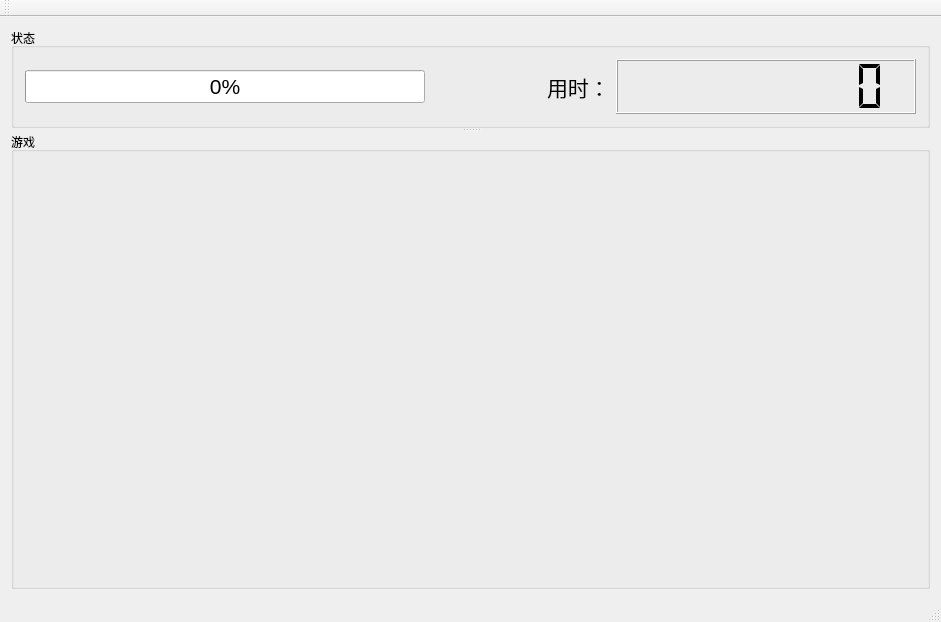
Before: the Qt Designer form mainwindow.ui in poorpool/linkmeup, drawn with Qt 5.
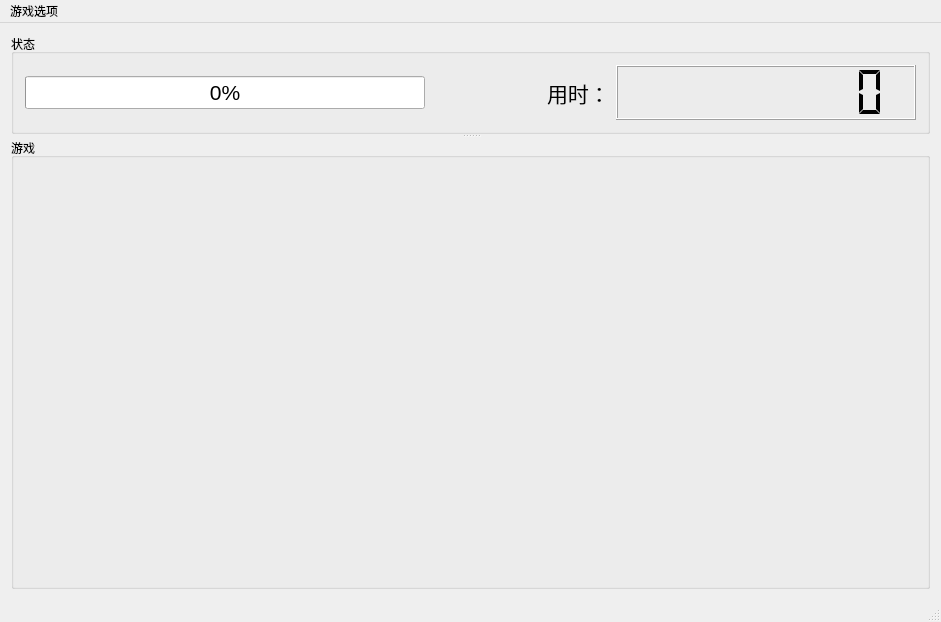
After: the same form once the commit is applied.

What changed in the file:
```diff
--- a/mainwindow.ui
+++ b/mainwindow.ui
@@ -190,14 +190,16 @@
      <height>25</height>
     </rect>
    </property>
-  </widget>
-  <widget class="QToolBar" name="mainToolBar">
-   <attribute name="toolBarArea">
-    <enum>TopToolBarArea</enum>
-   </attribute>
-   <attribute name="toolBarBreak">
-    <bool>false</bool>
-   </attribute>
+   <widget class="QMenu" name="menulinkm_eup">
+    <property name="title">
+     <string>游戏选项</string>
+    </property>
+    <addaction name="actNewGame"/>
+    <addaction name="actExit"/>
+    <addaction name="separator"/>
+    <addaction name="actAbout"/>
+   </widget>
+   <addaction name="menulinkm_eup"/>
   </widget>
   <widget class="QStatusBar" name="statusBar"/>
  </widget>
```
Left out of the diff: 43 changed lines with no effect on the pictures.
